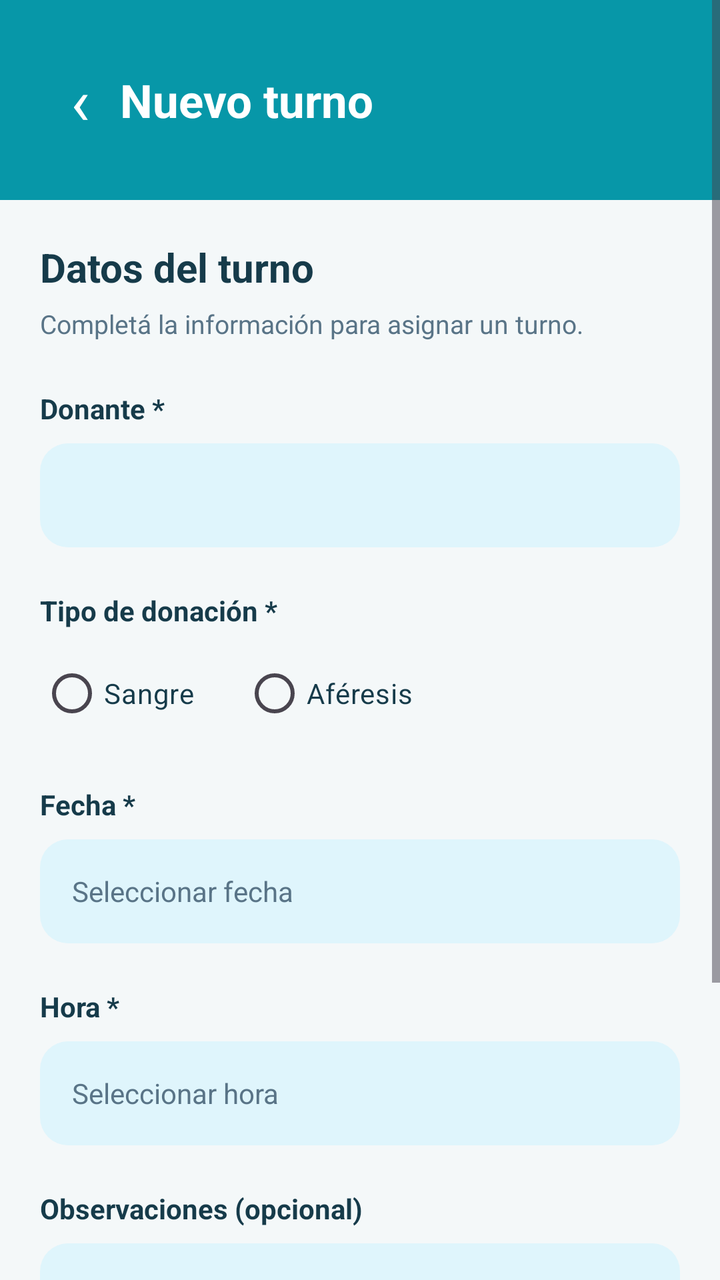
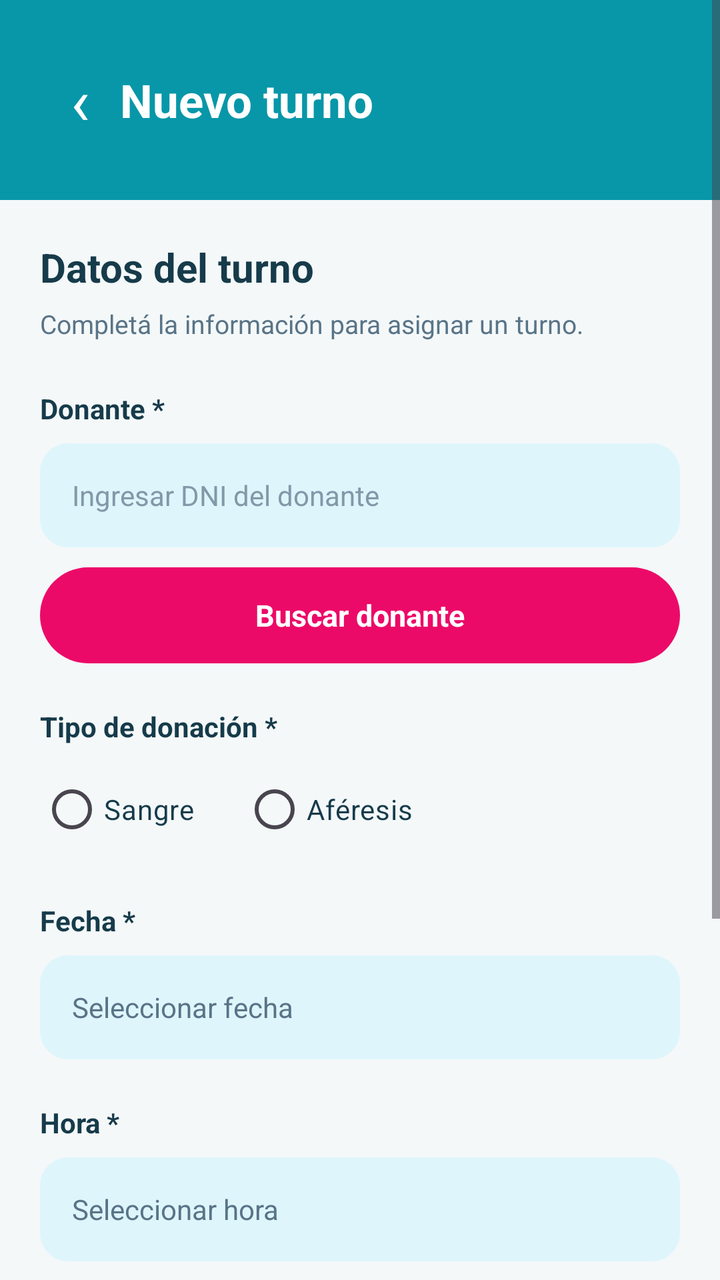

Compare the two renders of this Android layout. The source of the first and the diff that turns it into the second are given below.
<!-- AndroidManifest.xml: application theme Theme.BancoSangreMobile -->
<!-- res/layout/activity_nuevo_turno.xml -->
<?xml version="1.0" encoding="utf-8"?>
<ScrollView
    xmlns:android="http://schemas.android.com/apk/res/android"
    android:id="@+id/main"
    android:layout_width="match_parent"
    android:layout_height="match_parent"
    android:background="#F4F8F9"
    android:fillViewport="true">

    <LinearLayout
        android:layout_width="match_parent"
        android:layout_height="wrap_content"
        android:orientation="vertical">

        
        <LinearLayout
            android:layout_width="match_parent"
            android:layout_height="100dp"
            android:background="#0797A8"
            android:gravity="center_vertical"
            android:orientation="horizontal"
            android:paddingStart="20dp"
            android:paddingEnd="20dp">

            <TextView
                android:id="@+id/btnVolver"
                android:layout_width="40dp"
                android:layout_height="48dp"
                android:gravity="center"
                android:text="‹"
                android:textColor="#FFFFFF"
                android:textSize="32sp"
                android:contentDescription="Volver" />

            <TextView
                android:layout_width="wrap_content"
                android:layout_height="wrap_content"
                android:text="Nuevo turno"
                android:textColor="#FFFFFF"
                android:textSize="23sp"
                android:textStyle="bold" />
        </LinearLayout>

        
        <LinearLayout
            android:layout_width="match_parent"
            android:layout_height="wrap_content"
            android:orientation="vertical"
            android:padding="20dp">

            <TextView
                android:layout_width="match_parent"
                android:layout_height="wrap_content"
                android:text="Datos del turno"
                android:textColor="#163B4A"
                android:textSize="20sp"
                android:textStyle="bold" />

            <TextView
                android:layout_width="match_parent"
                android:layout_height="wrap_content"
                android:layout_marginTop="6dp"
                android:text="Completá la información para asignar un turno."
                android:textColor="#597487"
                android:textSize="13sp" />

            
            <TextView
                android:layout_width="match_parent"
                android:layout_height="wrap_content"
                android:layout_marginTop="24dp"
                android:text="Donante *"
                android:textColor="#163B4A"
                android:textStyle="bold"
                android:textSize="14sp" />

            <Spinner
                android:id="@+id/spinnerDonante"
                android:layout_width="match_parent"
                android:layout_height="52dp"
                android:layout_marginTop="8dp"
                android:background="@drawable/bg_dato_celeste"
                android:paddingStart="14dp"
                android:paddingEnd="14dp" />

            
            <TextView
                android:layout_width="match_parent"
                android:layout_height="wrap_content"
                android:layout_marginTop="22dp"
                android:text="Tipo de donación *"
                android:textColor="#163B4A"
                android:textStyle="bold"
                android:textSize="14sp" />

            <RadioGroup
                android:id="@+id/grupoTipoDonacion"
                android:layout_width="match_parent"
                android:layout_height="wrap_content"
                android:layout_marginTop="8dp"
                android:orientation="horizontal">

                <RadioButton
                    android:id="@+id/radioSangre"
                    android:layout_width="wrap_content"
                    android:layout_height="wrap_content"
                    android:text="Sangre"
                    android:textColor="#163B4A"
                    android:buttonTint="#FF0066" />

                <RadioButton
                    android:id="@+id/radioAferesis"
                    android:layout_width="wrap_content"
                    android:layout_height="wrap_content"
                    android:layout_marginStart="24dp"
                    android:text="Aféresis"
                    android:textColor="#163B4A"
                    android:buttonTint="#FF0066" />
            </RadioGroup>

            
            <LinearLayout
                android:id="@+id/contenedorModalidad"
                android:layout_width="match_parent"
                android:layout_height="wrap_content"
                android:layout_marginTop="16dp"
                android:orientation="vertical"
                android:visibility="gone">

                <TextView
                    android:layout_width="match_parent"
                    android:layout_height="wrap_content"
                    android:text="Modalidad de aféresis *"
                    android:textColor="#163B4A"
                    android:textStyle="bold"
                    android:textSize="14sp" />

                <Spinner
                    android:id="@+id/spinnerModalidad"
                    android:layout_width="match_parent"
                    android:layout_height="52dp"
                    android:layout_marginTop="8dp"
                    android:background="@drawable/bg_dato_celeste"
                    android:paddingStart="14dp"
                    android:paddingEnd="14dp" />
            </LinearLayout>

            
            <TextView
                android:layout_width="match_parent"
                android:layout_height="wrap_content"
                android:layout_marginTop="22dp"
                android:text="Fecha *"
                android:textColor="#163B4A"
                android:textStyle="bold"
                android:textSize="14sp" />

            <TextView
                android:id="@+id/txtFechaTurno"
                android:layout_width="match_parent"
                android:layout_height="52dp"
                android:layout_marginTop="8dp"
                android:background="@drawable/bg_dato_celeste"
                android:gravity="center_vertical"
                android:paddingStart="16dp"
                android:paddingEnd="16dp"
                android:text="Seleccionar fecha"
                android:textColor="#597487"
                android:textSize="14sp"
                android:clickable="true"
                android:focusable="true" />

            
            <TextView
                android:layout_width="match_parent"
                android:layout_height="wrap_content"
                android:layout_marginTop="22dp"
                android:text="Hora *"
                android:textColor="#163B4A"
                android:textStyle="bold"
                android:textSize="14sp" />

            <TextView
                android:id="@+id/txtHoraTurno"
                android:layout_width="match_parent"
                android:layout_height="52dp"
                android:layout_marginTop="8dp"
                android:background="@drawable/bg_dato_celeste"
                android:gravity="center_vertical"
                android:paddingStart="16dp"
                android:paddingEnd="16dp"
                android:text="Seleccionar hora"
                android:textColor="#597487"
                android:textSize="14sp"
                android:clickable="true"
                android:focusable="true" />

            
            <TextView
                android:layout_width="match_parent"
                android:layout_height="wrap_content"
                android:layout_marginTop="22dp"
                android:text="Observaciones (opcional)"
                android:textColor="#163B4A"
                android:textStyle="bold"
                android:textSize="14sp" />

            <EditText
                android:id="@+id/edtObservaciones"
                android:layout_width="match_parent"
                android:layout_height="110dp"
                android:layout_marginTop="8dp"
                android:background="@drawable/bg_dato_celeste"
                android:gravity="top"
                android:hint="Agregar una observación..."
                android:inputType="textMultiLine"
                android:padding="14dp"
                android:textColor="#163B4A"
                android:textColorHint="#8199A8"
                android:textSize="14sp" />

            
            <TextView
                android:id="@+id/btnGuardarTurno"
                android:layout_width="match_parent"
                android:layout_height="54dp"
                android:layout_marginTop="28dp"
                android:background="@drawable/bg_boton_fucsia"
                android:gravity="center"
                android:text="Guardar turno"
                android:textColor="#FFFFFF"
                android:textSize="16sp"
                android:textStyle="bold"
                android:clickable="true"
                android:focusable="true" />

        </LinearLayout>
    </LinearLayout>
</ScrollView>
<!-- resources referenced by this layout -->
<resources>
  <!-- drawable bg_boton_fucsia (drawable) -->
  <?xml version="1.0" encoding="utf-8"?>
  <shape xmlns:android="http://schemas.android.com/apk/res/android"
      android:shape="rectangle">
  
      <solid android:color="#FF0066" />
  
      <corners android:radius="30dp" />
  
  </shape>
  <!-- drawable bg_dato_celeste (drawable) -->
  <?xml version="1.0" encoding="utf-8"?>
  <shape xmlns:android="http://schemas.android.com/apk/res/android"
      android:shape="rectangle">
  
      <solid android:color="#DFF5FC" />
  
      <corners android:radius="14dp" />
  
  </shape>
  <style name="Theme.BancoSangreMobile" parent="Base.Theme.BancoSangreMobile" />
  <style name="Base.Theme.BancoSangreMobile" parent="Theme.Material3.DayNight.NoActionBar">
          
          
      </style>
</resources>

<!-- the commit's change to res/layout/activity_nuevo_turno.xml (unified diff, before → after) -->
@@ -74,14 +74,75 @@
                 android:textStyle="bold"
                 android:textSize="14sp" />
 
-            <Spinner
-                android:id="@+id/spinnerDonante"
+            
+            <EditText
+                android:id="@+id/edtBuscarDni"
                 android:layout_width="match_parent"
                 android:layout_height="52dp"
                 android:layout_marginTop="8dp"
                 android:background="@drawable/bg_dato_celeste"
-                android:paddingStart="14dp"
-                android:paddingEnd="14dp" />
+                android:hint="Ingresar DNI del donante"
+                android:inputType="number"
+                android:maxLength="15"
+                android:singleLine="true"
+                android:paddingStart="16dp"
+                android:paddingEnd="16dp"
+                android:textColor="#163B4A"
+                android:textColorHint="#8199A8"
+                android:textSize="14sp" />
+
+            
+            <TextView
+                android:id="@+id/btnBuscarDonante"
+                android:layout_width="match_parent"
+                android:layout_height="48dp"
+                android:layout_marginTop="10dp"
+                android:background="@drawable/bg_button_primary"
+                android:gravity="center"
+                android:text="Buscar donante"
+                android:textColor="#FFFFFF"
+                android:textSize="15sp"
+                android:textStyle="bold"
+                android:clickable="true"
+                android:focusable="true" />
+
+            
+            <LinearLayout
+                android:id="@+id/contenedorDonanteEncontrado"
+                android:layout_width="match_parent"
+                android:layout_height="wrap_content"
+                android:layout_marginTop="12dp"
+                android:background="@drawable/bg_home_card"
+                android:orientation="vertical"
+                android:padding="16dp"
+                android:visibility="gone">
+
+                <TextView
+                    android:layout_width="match_parent"
+                    android:layout_height="wrap_content"
+                    android:text="Donante encontrado"
+                    android:textColor="#0797A8"
+                    android:textSize="13sp"
+                    android:textStyle="bold" />
+
+                <TextView
+                    android:id="@+id/txtNombreDonanteEncontrado"
+                    android:layout_width="match_parent"
+                    android:layout_height="wrap_content"
+                    android:layout_marginTop="8dp"
+                    android:textColor="#163B4A"
+                    android:textSize="17sp"
+                    android:textStyle="bold" />
+
+                <TextView
+                    android:id="@+id/txtDniDonanteEncontrado"
+                    android:layout_width="match_parent"
+                    android:layout_height="wrap_content"
+                    android:layout_marginTop="4dp"
+                    android:textColor="#597487"
+                    android:textSize="13sp" />
+
+            </LinearLayout>
 
             
             <TextView
<!-- resource entries referenced after the edit -->
@@ -10,6 +10,16 @@
       <corners android:radius="30dp" />
   
   </shape>
+  <!-- drawable bg_button_primary (drawable) -->
+  <?xml version="1.0" encoding="utf-8"?>
+  <shape xmlns:android="http://schemas.android.com/apk/res/android"
+      android:shape="rectangle">
+  
+      <solid android:color="#EC0A68" />
+  
+      <corners android:radius="28dp" />
+  
+  </shape>
   <!-- drawable bg_dato_celeste (drawable) -->
   <?xml version="1.0" encoding="utf-8"?>
   <shape xmlns:android="http://schemas.android.com/apk/res/android"
@@ -20,6 +30,20 @@
       <corners android:radius="14dp" />
   
   </shape>
+  <!-- drawable bg_home_card (drawable) -->
+  <?xml version="1.0" encoding="utf-8"?>
+  <shape xmlns:android="http://schemas.android.com/apk/res/android"
+      android:shape="rectangle">
+  
+      <solid android:color="#FFFFFF" />
+  
+      <corners android:radius="18dp" />
+  
+      <stroke
+          android:width="1dp"
+          android:color="#E2ECEF" />
+  
+  </shape>
   <style name="Theme.BancoSangreMobile" parent="Base.Theme.BancoSangreMobile" />
   <style name="Base.Theme.BancoSangreMobile" parent="Theme.Material3.DayNight.NoActionBar">
           
